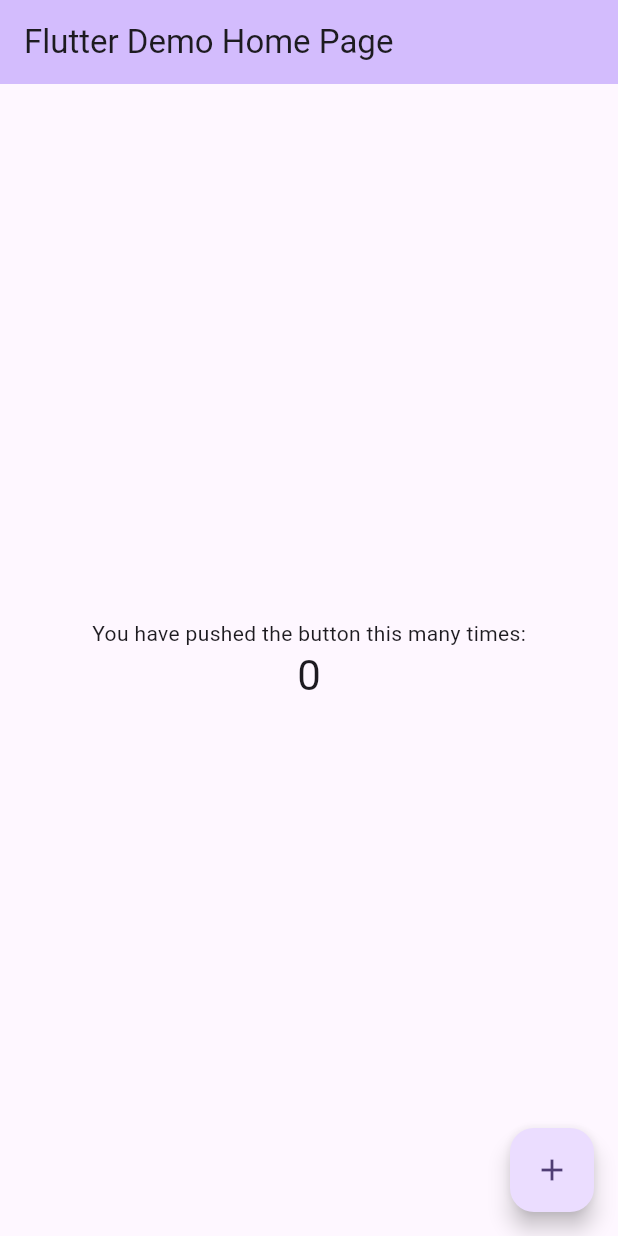
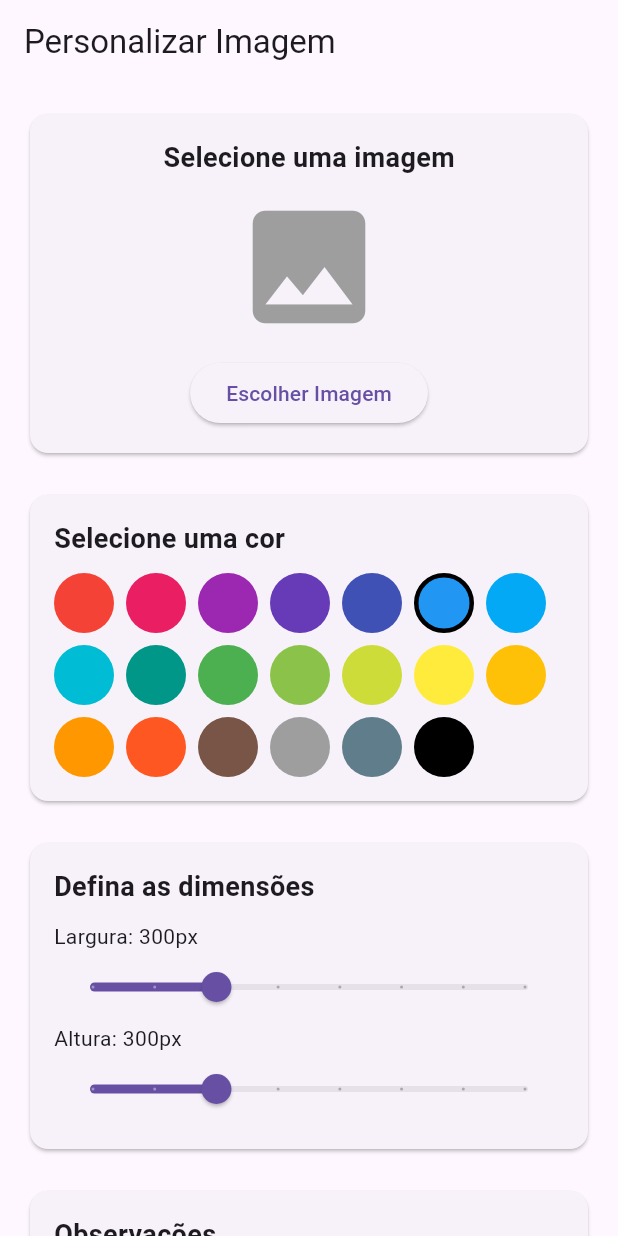
Before and after one commit to Itatelino/ladrilhos-app, a Flutter app: the screen it shows after launch, on a phone screen of 412 x 824 dp. Run offline on Flutter 3.47's test engine with Material 3 defaults, Android fonts, the light colour scheme and no system bars; our stand-ins replace image_picker.

Commit message:
codigo app

```diff
--- a/lib/main.dart
+++ b/lib/main.dart
@@ -1,4 +1,6 @@
+import 'dart:io';
 import 'package:flutter/material.dart';
+import 'package:image_picker/image_picker.dart';
 
 void main() {
   runApp(const MyApp());
@@ -7,116 +9,307 @@ void main() {
 class MyApp extends StatelessWidget {
   const MyApp({super.key});
 
-  // This widget is the root of your application.
   @override
   Widget build(BuildContext context) {
     return MaterialApp(
-      title: 'Flutter Demo',
+      title: 'Personalizador de Imagens',
       theme: ThemeData(
-        // This is the theme of your application.
-        //
-        // TRY THIS: Try running your application with "flutter run". You'll see
-        // the application has a purple toolbar. Then, without quitting the app,
-        // try changing the seedColor in the colorScheme below to Colors.green
-        // and then invoke "hot reload" (save your changes or press the "hot
-        // reload" button in a Flutter-supported IDE, or press "r" if you used
-        // the command line to start the app).
-        //
-        // Notice that the counter didn't reset back to zero; the application
-        // state is not lost during the reload. To reset the state, use hot
-        // restart instead.
-        //
-        // This works for code too, not just values: Most code changes can be
-        // tested with just a hot reload.
-        colorScheme: ColorScheme.fromSeed(seedColor: Colors.deepPurple),
+        primarySwatch: Colors.blue,
+        visualDensity: VisualDensity.adaptivePlatformDensity,
       ),
-      home: const MyHomePage(title: 'Flutter Demo Home Page'),
+      home: const ImageCustomizerScreen(),
     );
   }
 }
 
-class MyHomePage extends StatefulWidget {
-  const MyHomePage({super.key, required this.title});
-
-  // This widget is the home page of your application. It is stateful, meaning
-  // that it has a State object (defined below) that contains fields that affect
-  // how it looks.
-
-  // This class is the configuration for the state. It holds the values (in this
-  // case the title) provided by the parent (in this case the App widget) and
-  // used by the build method of the State. Fields in a Widget subclass are
-  // always marked "final".
-
-  final String title;
+class ImageCustomizerScreen extends StatefulWidget {
+  const ImageCustomizerScreen({super.key});
 
   @override
-  State<MyHomePage> createState() => _MyHomePageState();
+  _ImageCustomizerScreenState createState() => _ImageCustomizerScreenState();
 }
 
-class _MyHomePageState extends State<MyHomePage> {
-  int _counter = 0;
+class _ImageCustomizerScreenState extends State<ImageCustomizerScreen> {
+  File? _selectedImage;
+  Color _selectedColor = Colors.blue;
+  double _width = 300.0;
+  double _height = 300.0;
+  final TextEditingController _notesController = TextEditingController();
 
-  void _incrementCounter() {
-    setState(() {
-      // This call to setState tells the Flutter framework that something has
-      // changed in this State, which causes it to rerun the build method below
-      // so that the display can reflect the updated values. If we changed
-      // _counter without calling setState(), then the build method would not be
-      // called again, and so nothing would appear to happen.
-      _counter++;
-    });
+  Future<void> _pickImage() async {
+    final picker = ImagePicker();
+    final pickedFile = await picker.pickImage(source: ImageSource.gallery);
+
+    if (pickedFile != null) {
+      setState(() {
+        _selectedImage = File(pickedFile.path);
+      });
+    }
+  }
+
+  void _submitOrder() {
+    if (_selectedImage == null) {
+      ScaffoldMessenger.of(context).showSnackBar(
+        const SnackBar(content: Text('Por favor, selecione uma imagem')),
+      );
+      return;
+    }
+
+    // Implementar a lógica para enviar o pedido
+    // Upload para um servidor ou salvar localmente
+
+    showDialog(
+      context: context,
+      builder: (context) => AlertDialog(
+        title: const Text('Pedido Enviado'),
+        content: Column(
+          mainAxisSize: MainAxisSize.min,
+          crossAxisAlignment: CrossAxisAlignment.start,
+          children: [
+            Text('Dimensões: ${_width.toInt()}x${_height.toInt()}'),
+            Text('Cor: ${_selectedColor.toString()}'),
+            if (_notesController.text.isNotEmpty)
+              Text('Observações: ${_notesController.text}'),
+          ],
+        ),
+        actions: [
+          TextButton(
+            onPressed: () => Navigator.pop(context),
+            child: const Text('OK'),
+          ),
+        ],
+      ),
+    );
   }
 
   @override
   Widget build(BuildContext context) {
-    // This method is rerun every time setState is called, for instance as done
-    // by the _incrementCounter method above.
-    //
-    // The Flutter framework has been optimized to make rerunning build methods
-    // fast, so that you can just rebuild anything that needs updating rather
-    // than having to individually change instances of widgets.
     return Scaffold(
-      appBar: AppBar(
-        // TRY THIS: Try changing the color here to a specific color (to
-        // Colors.amber, perhaps?) and trigger a hot reload to see the AppBar
-        // change color while the other colors stay the same.
-        backgroundColor: Theme.of(context).colorScheme.inversePrimary,
-        // Here we take the value from the MyHomePage object that was created by
-        // the App.build method, and use it to set our appbar title.
-        title: Text(widget.title),
-      ),
-      body: Center(
-        // Center is a layout widget. It takes a single child and positions it
-        // in the middle of the parent.
+      appBar: AppBar(title: const Text('Personalizar Imagem')),
+      body: SingleChildScrollView(
+        padding: const EdgeInsets.all(16.0),
         child: Column(
-          // Column is also a layout widget. It takes a list of children and
-          // arranges them vertically. By default, it sizes itself to fit its
-          // children horizontally, and tries to be as tall as its parent.
-          //
-          // Column has various properties to control how it sizes itself and
-          // how it positions its children. Here we use mainAxisAlignment to
-          // center the children vertically; the main axis here is the vertical
-          // axis because Columns are vertical (the cross axis would be
-          // horizontal).
-          //
-          // TRY THIS: Invoke "debug painting" (choose the "Toggle Debug Paint"
-          // action in the IDE, or press "p" in the console), to see the
-          // wireframe for each widget.
-          mainAxisAlignment: MainAxisAlignment.center,
-          children: <Widget>[
-            const Text('You have pushed the button this many times:'),
-            Text(
-              '$_counter',
-              style: Theme.of(context).textTheme.headlineMedium,
+          crossAxisAlignment: CrossAxisAlignment.stretch,
+          children: [
+            // Seleção de imagem
+            Card(
+              child: Padding(
+                padding: const EdgeInsets.all(16.0),
+                child: Column(
+                  children: [
+                    const Text(
+                      'Selecione uma imagem',
+                      style: TextStyle(
+                        fontSize: 18,
+                        fontWeight: FontWeight.bold,
+                      ),
+                    ),
+                    const SizedBox(height: 10),
+                    _selectedImage == null
+                        ? const Icon(Icons.image, size: 100, color: Colors.grey)
+                        : Image.file(_selectedImage!, height: 200),
+                    const SizedBox(height: 10),
+                    ElevatedButton(
+                      onPressed: _pickImage,
+                      child: const Text('Escolher Imagem'),
+                    ),
+                  ],
+                ),
+              ),
+            ),
+
+            const SizedBox(height: 20),
+
+            // Cor
+            Card(
+              child: Padding(
+                padding: const EdgeInsets.all(16.0),
+                child: Column(
+                  crossAxisAlignment: CrossAxisAlignment.start,
+                  children: [
+                    const Text(
+                      'Selecione uma cor',
+                      style: TextStyle(
+                        fontSize: 18,
+                        fontWeight: FontWeight.bold,
+                      ),
+                    ),
+                    const SizedBox(height: 10),
+                    ColorPicker(
+                      selectedColor: _selectedColor,
+                      onColorChanged: (color) {
+                        setState(() {
+                          _selectedColor = color;
+                        });
+                      },
+                    ),
+                  ],
+                ),
+              ),
+            ),
+
+            const SizedBox(height: 20),
+
+            // Dimensões
+            Card(
+              child: Padding(
+                padding: const EdgeInsets.all(16.0),
+                child: Column(
+                  crossAxisAlignment: CrossAxisAlignment.start,
+                  children: [
+                    const Text(
+                      'Defina as dimensões',
+                      style: TextStyle(
+                        fontSize: 18,
+                        fontWeight: FontWeight.bold,
+                      ),
+                    ),
+                    const SizedBox(height: 10),
+                    Text('Largura: ${_width.toInt()}px'),
+                    Slider(
+                      value: _width,
+                      min: 100,
+                      max: 800,
+                      divisions: 7,
+                      label: _width.toInt().toString(),
+                      onChanged: (value) {
+                        setState(() {
+                          _width = value;
+                        });
+                      },
+                    ),
+                    Text('Altura: ${_height.toInt()}px'),
+                    Slider(
+                      value: _height,
+                      min: 100,
+                      max: 800,
+                      divisions: 7,
+                      label: _height.toInt().toString(),
+                      onChanged: (value) {
+                        setState(() {
+                          _height = value;
+                        });
+                      },
+                    ),
+                  ],
+                ),
+              ),
+            ),
+
+            const SizedBox(height: 20),
+
+            // Observações
+            Card(
+              child: Padding(
+                padding: const EdgeInsets.all(16.0),
+                child: Column(
+                  crossAxisAlignment: CrossAxisAlignment.start,
+                  children: [
+                    const Text(
+                      'Observações',
+                      style: TextStyle(
+                        fontSize: 18,
+                        fontWeight: FontWeight.bold,
+                      ),
+                    ),
+                    const SizedBox(height: 10),
+                    TextField(
+                      controller: _notesController,
+                      maxLines: 3,
+                      decoration: const InputDecoration(
+                        border: OutlineInputBorder(),
+                        hintText:
+                            'Digite alguma observação sobre seu pedido...',
+                      ),
+                    ),
+                  ],
+                ),
+              ),
+            ),
+
+            const SizedBox(height: 30),
+
+            // Enviar
+            ElevatedButton(
+              onPressed: _submitOrder,
+              style: ElevatedButton.styleFrom(
+                padding: const EdgeInsets.symmetric(vertical: 16),
+              ),
+              child: const Text(
+                'ENVIAR PEDIDO',
+                style: TextStyle(fontSize: 18),
+              ),
             ),
           ],
         ),
       ),
-      floatingActionButton: FloatingActionButton(
-        onPressed: _incrementCounter,
-        tooltip: 'Increment',
-        child: const Icon(Icons.add),
-      ), // This trailing comma makes auto-formatting nicer for build methods.
+    );
+  }
+
+  @override
+  void dispose() {
+    _notesController.dispose();
+    super.dispose();
+  }
+}
+
+class ColorPicker extends StatelessWidget {
+  final Color selectedColor;
+  final ValueChanged<Color> onColorChanged;
+
+  const ColorPicker({
+    super.key,
+    required this.selectedColor,
+    required this.onColorChanged,
+  });
+
+  final List<Color> availableColors = const [
+    Colors.red,
+    Colors.pink,
+    Colors.purple,
+    Colors.deepPurple,
+    Colors.indigo,
+    Colors.blue,
+    Colors.lightBlue,
+    Colors.cyan,
+    Colors.teal,
+    Colors.green,
+    Colors.lightGreen,
+    Colors.lime,
+    Colors.yellow,
+    Colors.amber,
+    Colors.orange,
+    Colors.deepOrange,
+    Colors.brown,
+    Colors.grey,
+    Colors.blueGrey,
+    Colors.black,
+  ];
+
+  @override
+  Widget build(BuildContext context) {
+    return Wrap(
+      spacing: 8,
+      runSpacing: 8,
+      children: availableColors.map((color) {
+        return GestureDetector(
+          onTap: () => onColorChanged(color),
+          child: Container(
+            width: 40,
+            height: 40,
+            decoration: BoxDecoration(
+              color: color,
+              shape: BoxShape.circle,
+              border: Border.all(
+                color: selectedColor == color
+                    ? Colors.black
+                    : Colors.transparent,
+                width: 3,
+              ),
+            ),
+          ),
+        );
+      }).toList(),
     );
   }
 }
```
Also changed, not shown: pubspec.yaml (+12 -0 lines).
